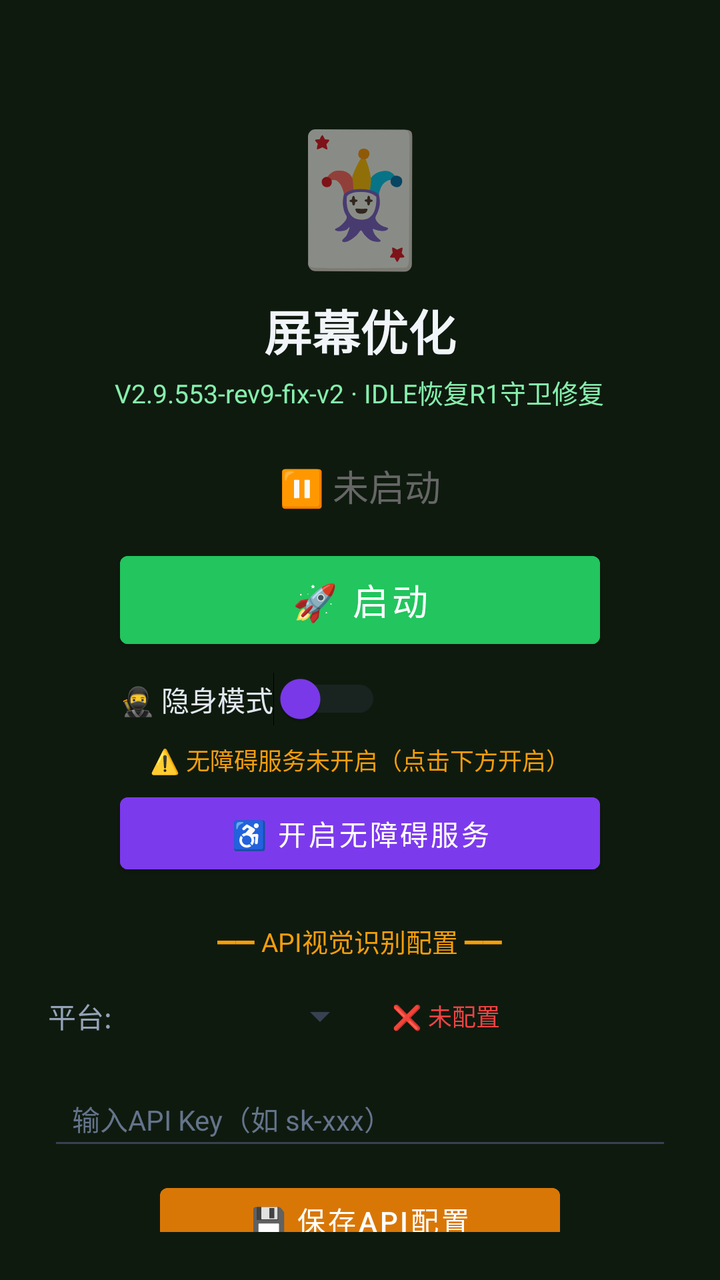
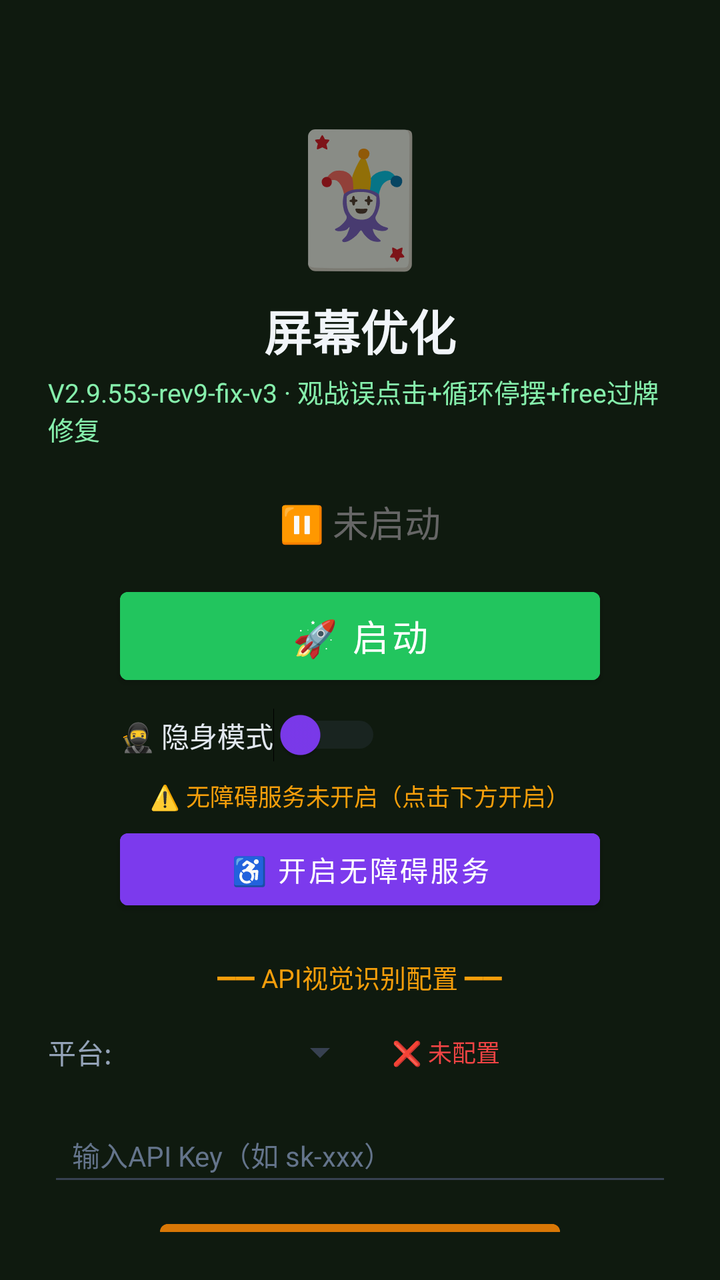

An Android layout rendered at two revisions. The XML below is the earlier revision; the diff shows what the commit changed to produce the second picture.
<!-- AndroidManifest.xml: activity theme Theme.MjScreenshot -->
<!-- res/layout/activity_main.xml -->
<?xml version="1.0" encoding="utf-8"?>
<LinearLayout xmlns:android="http://schemas.android.com/apk/res/android"
    android:layout_width="match_parent"
    android:layout_height="match_parent"
    android:orientation="vertical"
    android:background="#0f1a0f"
    android:padding="24dp"
    android:gravity="center_horizontal">

    <TextView
        android:layout_width="wrap_content"
        android:layout_height="wrap_content"
        android:text="🃏"
        android:textSize="64sp"
        android:layout_marginTop="30dp" />

    <TextView
        android:layout_width="wrap_content"
        android:layout_height="wrap_content"
        android:text="屏幕优化"
        android:textSize="24sp"
        android:textColor="#f1f5f9"
        android:textStyle="bold"
        android:layout_marginTop="8dp" />

    <TextView
        android:layout_width="wrap_content"
        android:layout_height="wrap_content"
        android:text="V2.9.553-rev9-fix-v2 · IDLE恢复R1守卫修复"
        android:textSize="13sp"
        android:textColor="#86efac"
        android:layout_marginTop="4dp" />

    <TextView
        android:id="@+id/tvStatus"
        android:layout_width="wrap_content"
        android:layout_height="wrap_content"
        android:text="⏸ 未启动"
        android:textSize="18sp"
        android:textColor="#666666"
        android:layout_marginTop="24dp" />

    <Button
        android:id="@+id/btnStart"
        android:layout_width="240dp"
        android:layout_height="56dp"
        android:text="🚀 启动"
        android:textSize="18sp"
        android:textColor="#ffffff"
        android:backgroundTint="#22c55e"
        android:layout_marginTop="16dp" />

    <Button
        android:id="@+id/btnHelper"
        android:layout_width="240dp"
        android:layout_height="56dp"
        android:text="🃏 打开智囊"
        android:textSize="16sp"
        android:textColor="#ffffff"
        android:backgroundTint="#16a34a"
        android:layout_marginTop="12dp"
        android:visibility="gone" />

    
    <LinearLayout
        android:layout_width="240dp"
        android:layout_height="wrap_content"
        android:orientation="horizontal"
        android:gravity="center_vertical"
        android:layout_marginTop="8dp">

        <Switch
            android:id="@+id/switchStealth"
            android:layout_width="wrap_content"
            android:layout_height="wrap_content"
            android:text="🥷 隐身模式"
            android:textColor="#e2e8f0"
            android:textSize="14sp"
            android:thumbTint="#7c3aed"
            android:trackTint="#374151" />
    </LinearLayout>

    <TextView
        android:id="@+id/tvAccessibilityStatus"
        android:layout_width="wrap_content"
        android:layout_height="wrap_content"
        android:text="⚠️ 无障碍服务未开启（点击下方开启）"
        android:textSize="12sp"
        android:textColor="#f59e0b"
        android:layout_marginTop="8dp"
        android:gravity="center" />

    <Button
        android:id="@+id/btnAccessibility"
        android:layout_width="240dp"
        android:layout_height="48dp"
        android:text="♿ 开启无障碍服务"
        android:textSize="14sp"
        android:textColor="#ffffff"
        android:backgroundTint="#7c3aed"
        android:layout_marginTop="4dp" />

    <TextView
        android:layout_width="wrap_content"
        android:layout_height="wrap_content"
        android:text="━━ API视觉识别配置 ━━"
        android:textSize="13sp"
        android:textColor="#f59e0b"
        android:layout_marginTop="20dp" />

    <LinearLayout
        android:layout_width="match_parent"
        android:layout_height="wrap_content"
        android:orientation="horizontal"
        android:layout_marginTop="8dp"
        android:gravity="center_vertical">

        <TextView
            android:layout_width="wrap_content"
            android:layout_height="wrap_content"
            android:text="平台:"
            android:textSize="14sp"
            android:textColor="#94a3b8" />

        <Spinner
            android:id="@+id/spinnerProvider"
            android:layout_width="120dp"
            android:layout_height="40dp"
            android:layout_marginStart="8dp"
            android:backgroundTint="#374151" />

        <TextView
            android:id="@+id/tvApiStatus"
            android:layout_width="wrap_content"
            android:layout_height="wrap_content"
            android:text="❌ 未配置"
            android:textSize="12sp"
            android:textColor="#ef4444"
            android:layout_marginStart="12dp" />
    </LinearLayout>

    <EditText
        android:id="@+id/etApiKey"
        android:layout_width="match_parent"
        android:layout_height="44dp"
        android:hint="输入API Key（如 sk-xxx）"
        android:textSize="14sp"
        android:textColor="#e2e8f0"
        android:textColorHint="#64748b"
        android:backgroundTint="#374151"
        android:inputType="textPassword"
        android:layout_marginTop="8dp"
        android:paddingStart="12dp"
        android:paddingEnd="12dp" />

    <Button
        android:id="@+id/btnSaveApi"
        android:layout_width="200dp"
        android:layout_height="44dp"
        android:text="💾 保存API配置"
        android:textSize="14sp"
        android:textColor="#ffffff"
        android:backgroundTint="#d97706"
        android:layout_marginTop="8dp" />

    <TextView
        android:id="@+id/tvHint"
        android:layout_width="wrap_content"
        android:layout_height="wrap_content"
        android:text="先点上方按钮启动截屏"
        android:textSize="13sp"
        android:textColor="#666666"
        android:layout_marginTop="12dp"
        android:gravity="center" />

    <TextView
        android:layout_width="wrap_content"
        android:layout_height="wrap_content"
        android:text="使用步骤：\n1. 配置API Key（支持OpenAI/通义千问VL/硅基流动）\n2. 点「开启无障碍服务」→ 开启\n3. 开启「🥷隐身模式」(反检测)\n4. 点「启动」→ 允许悬浮窗\n5. 打牌时点屏幕上的🎯悬浮球即可截屏识别\n★ 拖动悬浮球可移到不挡牌的位置 ★\n★ 长按悬浮球可展开/收起详细面板 ★\n★ 悬浮球边框颜色=建议：绿=加注 橙=跟注 红=弃牌 ★"
        android:textSize="12sp"
        android:textColor="#64748b"
        android:layout_marginTop="12dp"
        android:lineSpacingExtra="3dp" />

</LinearLayout>
<!-- resources referenced by this layout -->
<resources>
  <style name="Theme.MjScreenshot" parent="Theme.MaterialComponents.DayNight.DarkActionBar">
          <item name="colorPrimary">#1e40af</item>
          <item name="colorPrimaryVariant">#1e3a8a</item>
          <item name="colorOnPrimary">#ffffff</item>
          <item name="android:statusBarColor">#0f172a</item>
      </style>
</resources>

<!-- the commit's change to res/layout/activity_main.xml (unified diff, before → after) -->
@@ -26,7 +26,7 @@
     <TextView
         android:layout_width="wrap_content"
         android:layout_height="wrap_content"
-        android:text="V2.9.553-rev9-fix-v2 · IDLE恢复R1守卫修复"
+        android:text="V2.9.553-rev9-fix-v3 · 观战误点击+循环停摆+free过牌修复"
         android:textSize="13sp"
         android:textColor="#86efac"
         android:layout_marginTop="4dp" />
